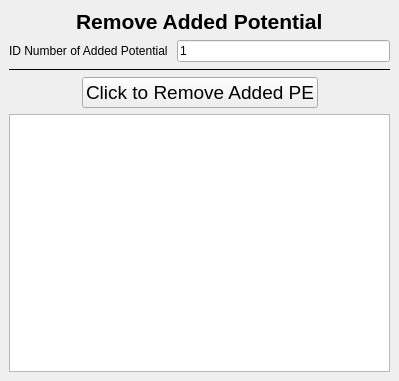
Above: src/RemoveBarrierDock.ui from dukecld/QuantumWell before the change. Below: the same form after it.
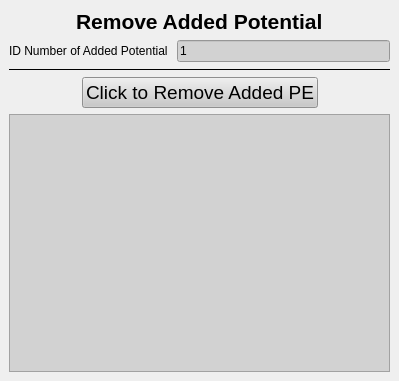
That is the form after the change.

```diff
--- a/src/RemoveBarrierDock.ui
+++ b/src/RemoveBarrierDock.ui
@@ -16,6 +16,25 @@
     <height>248</height>
    </size>
   </property>
+  <property name="styleSheet">
+   <string notr="true">
+QLineEdit, QTextEdit, QComboBox
+{
+	
+	
+	background-color: rgb(210, 210, 210);
+}
+QPushButton
+{
+	
+	background-color: rgb(200, 200, 200);
+}
+QLabel
+{
+
+}
+</string>
+  </property>
   <property name="features">
    <set>QDockWidget::DockWidgetFloatable|QDockWidget::DockWidgetMovable</set>
   </property>
```
